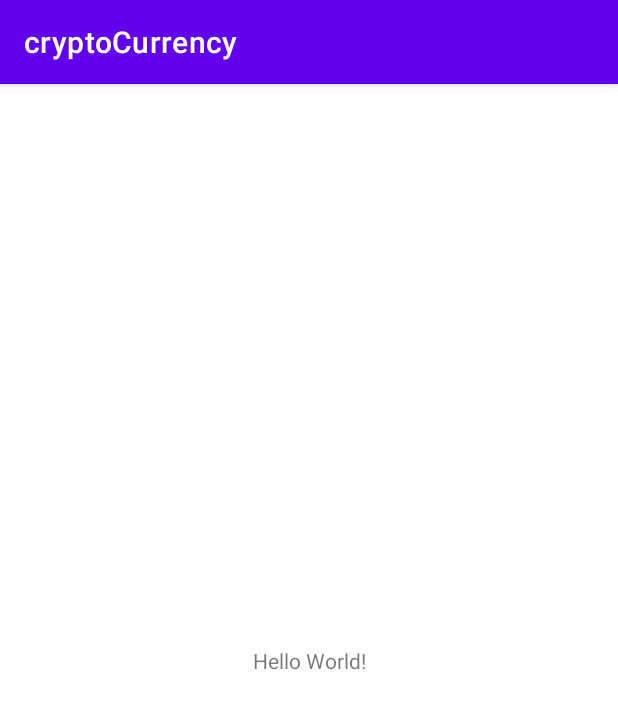
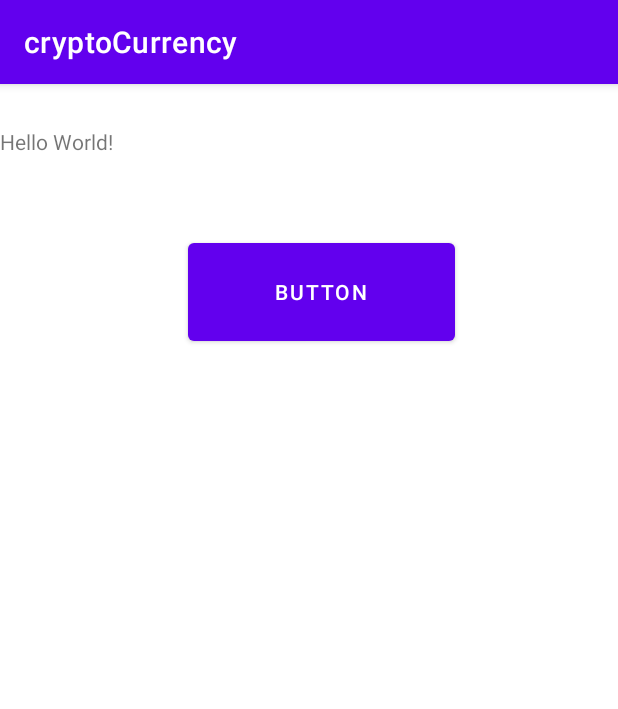
Before and after one commit to hossor/cryptoCurrency, an Android app: the screen it shows after launch (MainActivity), on a phone screen of 412 x 824 dp. Shown: the top 709 px of the screen. Run offline under Robolectric (Android 15) with nearby library versions, the phone set to English and light mode, and no system bars.

Commit message:
initial commit for layout

```diff
--- a/app/src/main/res/layout/activity_main.xml
+++ b/app/src/main/res/layout/activity_main.xml
@@ -1,12 +1,12 @@
 <?xml version="1.0" encoding="utf-8"?>
-<androidx.constraintlayout.widget.ConstraintLayout xmlns:android="http://schemas.android.com/apk/res/android"
+<LinearLayout xmlns:android="http://schemas.android.com/apk/res/android"
     xmlns:app="http://schemas.android.com/apk/res-auto"
     xmlns:tools="http://schemas.android.com/tools"
     android:layout_width="match_parent"
     android:layout_height="match_parent"
     tools:context=".MainActivity">
 
-    <TextView
+ q   <TextView
         android:layout_width="wrap_content"
         android:layout_height="wrap_content"
         android:text="Hello World!"
@@ -15,4 +15,14 @@
         app:layout_constraintRight_toRightOf="parent"
         app:layout_constraintTop_toTopOf="parent" />
 
-</androidx.constraintlayout.widget.ConstraintLayout>
+    <Button
+        android:id="@+id/button"
+        android:layout_width="178dp"
+        android:layout_height="77dp"
+        android:text="Button"
+        android:layout_marginTop="100dp"
+        android:layout_marginLeft="50dp"
+
+         />
+
+</LinearLayout>
```
